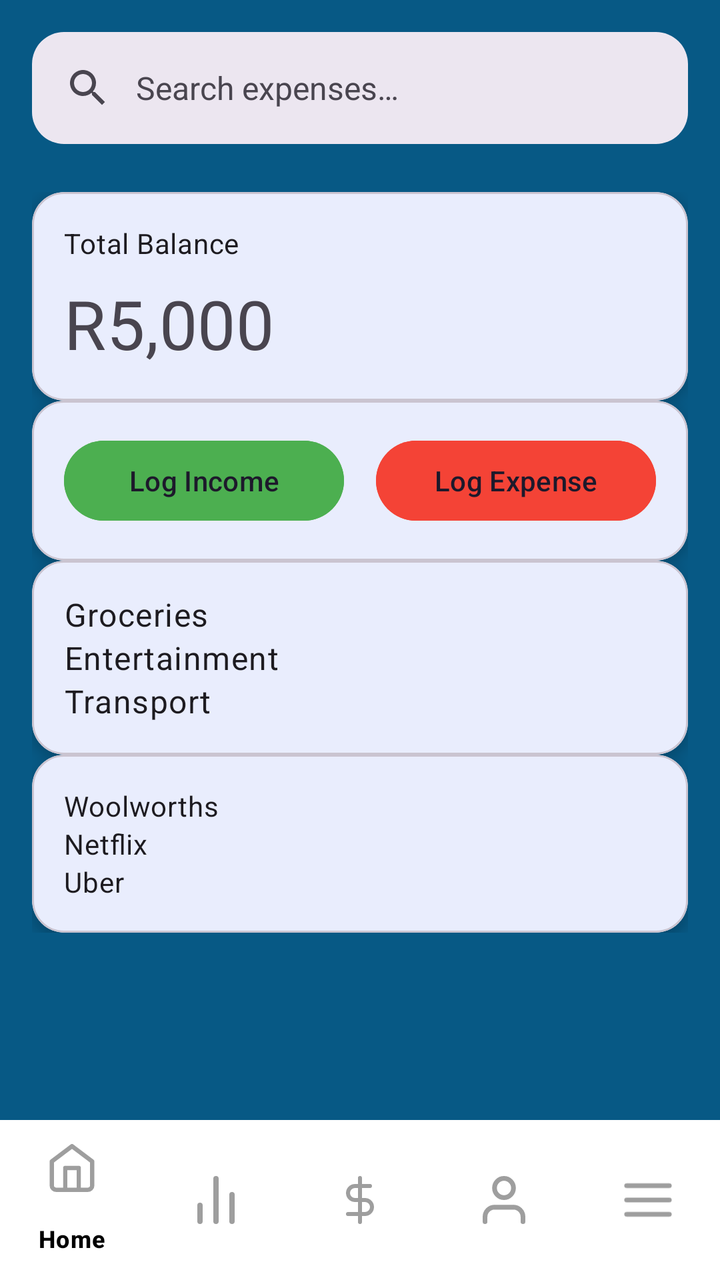
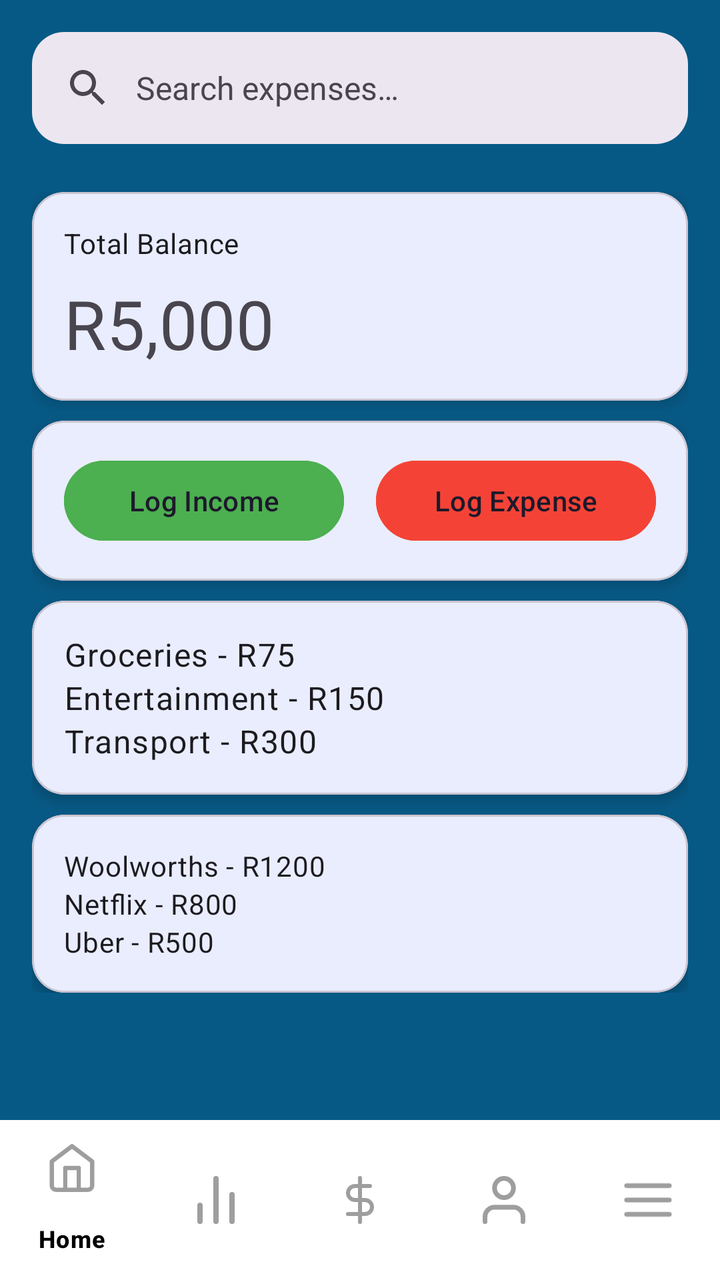

An Android layout rendered at two revisions. The XML below is the earlier revision; the diff shows what the commit changed to produce the second picture.
<!-- AndroidManifest.xml: application theme Theme.KracKShacKBanking -->
<!-- res/layout/dashboard.xml -->
<?xml version="1.0" encoding="utf-8"?>
<androidx.coordinatorlayout.widget.CoordinatorLayout xmlns:android="http://schemas.android.com/apk/res/android"
    xmlns:app="http://schemas.android.com/apk/res-auto"
    xmlns:tools="http://schemas.android.com/tools"
    android:layout_width="match_parent"
    android:layout_height="match_parent"
    android:background="@color/maincolour">

    <com.google.android.material.appbar.AppBarLayout
        android:layout_width="match_parent"
        android:layout_height="wrap_content"
        android:background="@android:color/transparent"
        android:elevation="0dp">

        <com.google.android.material.search.SearchBar
            android:id="@+id/searchBar"
            android:layout_width="match_parent"
            android:layout_height="wrap_content"
            android:layout_marginHorizontal="16dp"
            android:layout_marginBottom="8dp"
            android:hint="@string/search_expenses"
            app:shapeAppearanceOverlay="@style/ShapeAppearanceOverlay.App.SearchBar" />

    </com.google.android.material.appbar.AppBarLayout>

    <androidx.core.widget.NestedScrollView
        android:layout_width="match_parent"
        android:layout_height="match_parent"
        app:layout_behavior="@string/appbar_scrolling_view_behavior">

        <androidx.constraintlayout.widget.ConstraintLayout
            android:layout_width="match_parent"
            android:layout_height="wrap_content"
            android:padding="16dp">

            <com.google.android.material.card.MaterialCardView
                android:id="@+id/balanceCard"
                android:layout_width="match_parent"
                android:layout_height="wrap_content"
                android:layout_marginBottom="16dp"
                app:cardCornerRadius="16dp"
                app:cardElevation="4dp"
                app:layout_constraintTop_toTopOf="parent">

                <LinearLayout
                    android:layout_width="match_parent"
                    android:layout_height="wrap_content"
                    android:orientation="vertical"
                    android:padding="16dp">

                    <TextView
                        android:layout_width="wrap_content"
                        android:layout_height="wrap_content"
                        android:text="@string/total_balance"
                        android:textAppearance="?attr/textAppearanceBodyMedium" />

                    <TextView
                        android:id="@+id/totalBalanceText"
                        android:layout_width="wrap_content"
                        android:layout_height="wrap_content"
                        android:layout_marginTop="8dp"
                        android:text="@string/AmountMoney"
                        android:textAppearance="?attr/textAppearanceHeadline4" />

                </LinearLayout>

            </com.google.android.material.card.MaterialCardView>

            <com.google.android.material.card.MaterialCardView
                android:id="@+id/quickActionsCard"
                android:layout_width="match_parent"
                android:layout_height="wrap_content"
                android:layout_marginBottom="16dp"
                app:cardCornerRadius="16dp"
                app:cardElevation="4dp"
                app:layout_constraintTop_toBottomOf="@id/balanceCard">

                <LinearLayout
                    android:layout_width="match_parent"
                    android:layout_height="wrap_content"
                    android:orientation="horizontal"
                    android:padding="16dp">

                    <com.google.android.material.button.MaterialButton
                        android:id="@+id/btn_log_income"
                        style="@style/Widget.Material3.Button.TonalButton"
                        android:layout_width="0dp"
                        android:layout_height="wrap_content"
                        android:layout_marginEnd="8dp"
                        android:layout_weight="1"
                        android:text="@string/log_income"
                        android:backgroundTint="@color/green"/>

                    <com.google.android.material.button.MaterialButton
                        android:id="@+id/btn_log_expense"
                        style="@style/Widget.Material3.Button.TonalButton"
                        android:layout_width="0dp"
                        android:layout_height="wrap_content"
                        android:layout_marginStart="8dp"
                        android:layout_weight="1"
                        android:text="@string/log_expense"
                        android:backgroundTint="@color/red"/>

                </LinearLayout>

            </com.google.android.material.card.MaterialCardView>

            <com.google.android.material.card.MaterialCardView
                android:id="@+id/budgetsCard"
                android:layout_width="match_parent"
                android:layout_height="wrap_content"
                android:layout_marginBottom="16dp"
                app:cardCornerRadius="16dp"
                app:cardElevation="4dp"
                app:layout_constraintTop_toBottomOf="@id/quickActionsCard">

                <LinearLayout
                    android:layout_width="match_parent"
                    android:layout_height="wrap_content"
                    android:orientation="vertical"
                    android:padding="16dp">

                    <TextView
                        android:layout_width="wrap_content"
                        android:layout_height="wrap_content"
                        android:text="@string/Groceries"
                        android:textAppearance="?attr/textAppearanceBodyLarge" />

                    <TextView
                        android:layout_width="wrap_content"
                        android:layout_height="wrap_content"
                        android:text="@string/Entertainment"
                        android:textAppearance="?attr/textAppearanceBodyLarge" />

                    <TextView
                        android:layout_width="wrap_content"
                        android:layout_height="wrap_content"
                        android:text="@string/Transport"
                        android:textAppearance="?attr/textAppearanceBodyLarge" />

                </LinearLayout>

            </com.google.android.material.card.MaterialCardView>

            <com.google.android.material.card.MaterialCardView
                android:id="@+id/recentTransactionsCard"
                android:layout_width="match_parent"
                android:layout_height="wrap_content"
                app:cardCornerRadius="16dp"
                app:cardElevation="4dp"
                app:layout_constraintTop_toBottomOf="@id/budgetsCard">

                <LinearLayout
                    android:layout_width="match_parent"
                    android:layout_height="wrap_content"
                    android:orientation="vertical"
                    android:padding="16dp">

                    <TextView
                        android:layout_width="wrap_content"
                        android:layout_height="wrap_content"
                        android:text="@string/Woolworths"
                        android:textAppearance="?attr/textAppearanceBodyMedium" />

                    <TextView
                        android:layout_width="wrap_content"
                        android:layout_height="wrap_content"
                        android:text="@string/Netflix"
                        android:textAppearance="?attr/textAppearanceBodyMedium" />

                    <TextView
                        android:layout_width="wrap_content"
                        android:layout_height="wrap_content"
                        android:text="@string/Uber"
                        android:textAppearance="?attr/textAppearanceBodyMedium" />

                </LinearLayout>

            </com.google.android.material.card.MaterialCardView>

        </androidx.constraintlayout.widget.ConstraintLayout>

    </androidx.core.widget.NestedScrollView>

    <com.google.android.material.bottomnavigation.BottomNavigationView
        android:id="@+id/bottomNavigationView"
        android:layout_width="match_parent"
        android:layout_height="wrap_content"
        android:layout_gravity="bottom"
        android:background="@color/white"
        android:foregroundTint="@color/black"
        app:itemIconTint="@color/gray"
        app:itemTextColor="@color/black"
        app:menu="@menu/bottom_nav_menu" />

    <ProgressBar
        android:id="@+id/loading_spinner"
        android:layout_width="60dp"
        android:layout_height="60dp"
        android:layout_gravity="center"
        android:visibility="gone" />

</androidx.coordinatorlayout.widget.CoordinatorLayout>
<!-- resources referenced by this layout -->
<resources>
  <color name="black">#000000</color>
  <color name="gray">#9E9E9E</color>
  <color name="green">#4CAF50</color>
  <color name="maincolour">#075985</color>
  <color name="red">#F44336</color>
  <color name="white">#FFFFFF</color>
  <string name="AmountMoney">R5,000</string>
  <string name="Entertainment">Entertainment</string>
  <string name="Groceries">Groceries</string>
  <string name="Netflix">Netflix</string>
  <string name="Transport">Transport</string>
  <string name="Uber">Uber</string>
  <string name="Woolworths">Woolworths</string>
  <string name="log_expense">Log Expense</string>
  <string name="log_income">Log Income</string>
  <string name="search_expenses">Search expenses…</string>
  <string name="total_balance">Total Balance</string>
  <style name="ShapeAppearanceOverlay.App.SearchBar" parent="">
          <item name="cornerFamily">rounded</item>
          <item name="cornerSize">16dp</item>
      </style>
  <style name="Theme.KracKShacKBanking" parent="Theme.Material3.DayNight.NoActionBar">
          <item name="colorPrimary">@color/primary</item>
          <item name="colorPrimaryVariant">@color/primary_dark</item>
          <item name="colorOnPrimary">@color/white</item>
          <item name="colorSecondary">@color/secondary</item>
          <item name="colorSecondaryVariant">@color/secondary_dark</item>
          <item name="colorOnSecondary">@color/black</item>
          <item name="android:statusBarColor">@color/primary</item>
          <item name="android:navigationBarColor">@color/primary</item>
          <item name="android:windowLightStatusBar">false</item>
  
      </style>
  <color name="primary">#2196F3</color>
  <color name="primary_dark">#1976D2</color>
  <color name="secondary">#FFC107</color>
  <color name="secondary_dark">#FFA000</color>
</resources>

<!-- the commit's change to res/layout/dashboard.xml (unified diff, before → after) -->
@@ -37,7 +37,6 @@
                 android:id="@+id/balanceCard"
                 android:layout_width="match_parent"
                 android:layout_height="wrap_content"
-                android:layout_marginBottom="16dp"
                 app:cardCornerRadius="16dp"
                 app:cardElevation="4dp"
                 app:layout_constraintTop_toTopOf="parent">
@@ -70,7 +69,7 @@
                 android:id="@+id/quickActionsCard"
                 android:layout_width="match_parent"
                 android:layout_height="wrap_content"
-                android:layout_marginBottom="16dp"
+                android:layout_marginTop="10dp"
                 app:cardCornerRadius="16dp"
                 app:cardElevation="4dp"
                 app:layout_constraintTop_toBottomOf="@id/balanceCard">
@@ -89,7 +88,7 @@
                         android:layout_marginEnd="8dp"
                         android:layout_weight="1"
                         android:text="@string/log_income"
-                        android:backgroundTint="@color/green"/>
+                        android:backgroundTint="@color/green" />
 
                     <com.google.android.material.button.MaterialButton
                         android:id="@+id/btn_log_expense"
@@ -99,7 +98,7 @@
                         android:layout_marginStart="8dp"
                         android:layout_weight="1"
                         android:text="@string/log_expense"
-                        android:backgroundTint="@color/red"/>
+                        android:backgroundTint="@color/red" />
 
                 </LinearLayout>
 
@@ -109,7 +108,7 @@
                 android:id="@+id/budgetsCard"
                 android:layout_width="match_parent"
                 android:layout_height="wrap_content"
-                android:layout_marginBottom="16dp"
+                android:layout_marginTop="10dp"
                 app:cardCornerRadius="16dp"
                 app:cardElevation="4dp"
                 app:layout_constraintTop_toBottomOf="@id/quickActionsCard">
@@ -146,6 +145,7 @@
                 android:id="@+id/recentTransactionsCard"
                 android:layout_width="match_parent"
                 android:layout_height="wrap_content"
+                android:layout_marginTop="10dp"
                 app:cardCornerRadius="16dp"
                 app:cardElevation="4dp"
                 app:layout_constraintTop_toBottomOf="@id/budgetsCard">
<!-- resource entries referenced after the edit -->
@@ -7,12 +7,12 @@
   <color name="red">#F44336</color>
   <color name="white">#FFFFFF</color>
   <string name="AmountMoney">R5,000</string>
-  <string name="Entertainment">Entertainment</string>
-  <string name="Groceries">Groceries</string>
-  <string name="Netflix">Netflix</string>
-  <string name="Transport">Transport</string>
-  <string name="Uber">Uber</string>
-  <string name="Woolworths">Woolworths</string>
+  <string name="Entertainment">Entertainment - R150</string>
+  <string name="Groceries">Groceries - R75</string>
+  <string name="Netflix">Netflix - R800</string>
+  <string name="Transport">Transport - R300</string>
+  <string name="Uber">Uber - R500</string>
+  <string name="Woolworths">Woolworths - R1200</string>
   <string name="log_expense">Log Expense</string>
   <string name="log_income">Log Income</string>
   <string name="search_expenses">Search expenses…</string>
